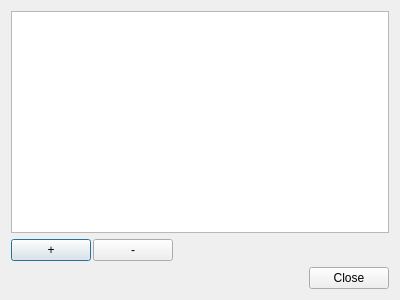
Before: the Qt Designer form falconer/ui/signals_hist.ui in EarToEarOak/Wild-Find, drawn with Qt 5.
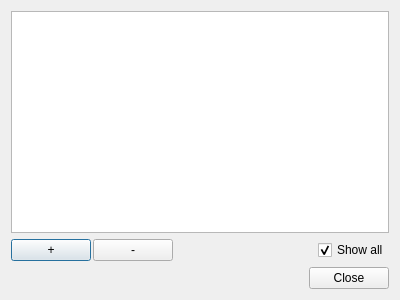
After: the same form once the commit is applied.

Commit message: Falconer: Filter histogram

What changed in the file:
```diff
--- a/falconer/ui/signals_hist.ui
+++ b/falconer/ui/signals_hist.ui
@@ -68,6 +68,19 @@
        </property>
       </spacer>
      </item>
+     <item>
+      <widget class="QCheckBox" name="_checkAll">
+       <property name="toolTip">
+        <string>Show all signals</string>
+       </property>
+       <property name="text">
+        <string>Show all</string>
+       </property>
+       <property name="checked">
+        <bool>true</bool>
+       </property>
+      </widget>
+     </item>
     </layout>
    </item>
    <item>
```
The commit also changes 1 other file.
